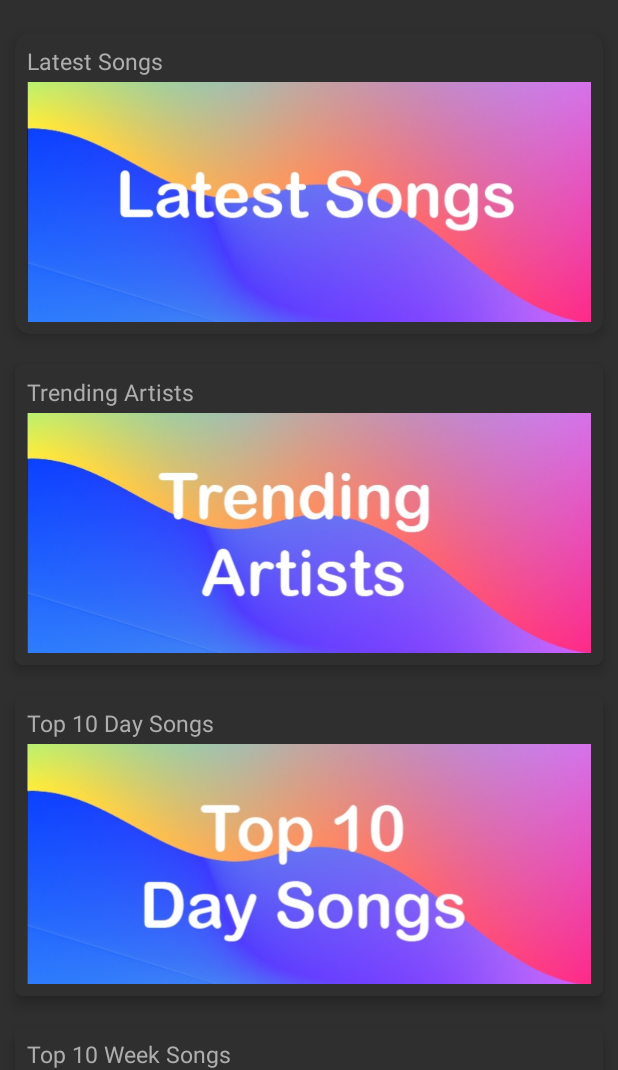
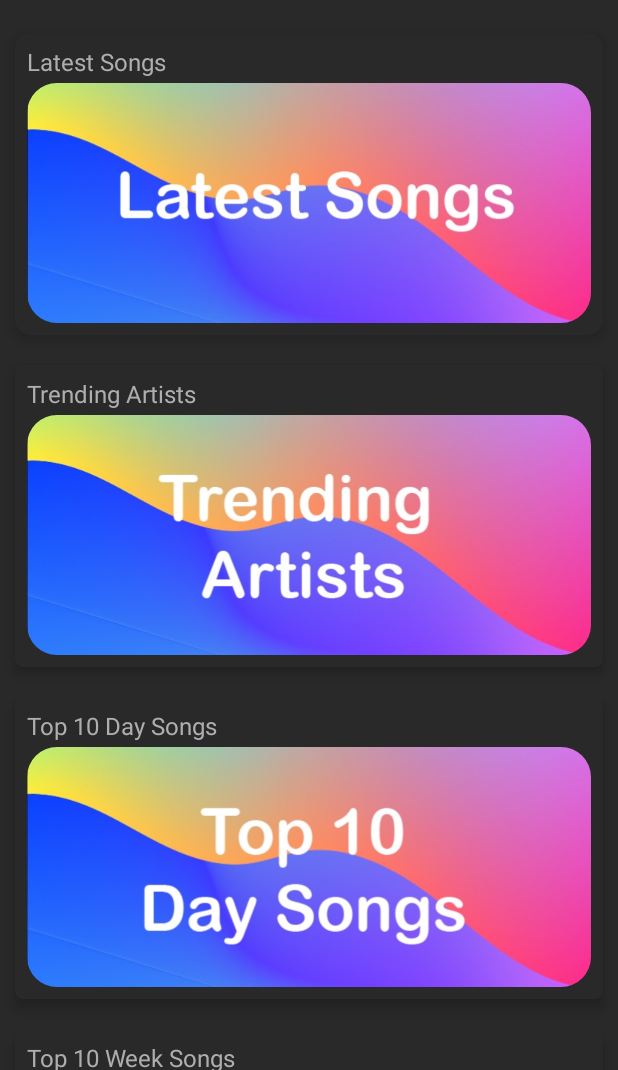
Before and after one commit to maryambh81/melobitproject, an Android app: the screen it shows after launch (MainActivity), on a phone screen of 412 x 824 dp, the part 166-1236 px from its top. Run offline under Robolectric (Android 15) with nearby library versions, the phone set to English and light mode, and no system bars.

Commit message:
reform UI,roundcorner imageview

```diff
--- a/app/src/main/res/layout/activity_main.xml
+++ b/app/src/main/res/layout/activity_main.xml
@@ -4,7 +4,7 @@
     xmlns:tools="http://schemas.android.com/tools"
     android:layout_width="match_parent"
     android:layout_height="match_parent"
-    android:background="#302F2F"
+    android:background="#292929"
     tools:context="com.example.melobitapplication.MainActivity">
 
     <androidx.core.widget.NestedScrollView
@@ -57,8 +57,8 @@
                 android:layout_height="wrap_content"
                 android:layout_gravity="center"
                 android:layout_margin="10dp"
-                android:background="#302F2F"
-                app:cardBackgroundColor="#302F2F"
+                android:background="#292929"
+                app:cardBackgroundColor="#292929"
                 app:cardCornerRadius="10dp"
                 app:cardElevation="5dp"
                 tools:visibility="visible">
@@ -69,7 +69,7 @@
                     android:layout_margin="8dp"
                     android:layoutDirection="rtl"
                     android:orientation="vertical"
-                    android:background="#302F2F">
+                    android:background="#292929">
 
                     <TextView
                         android:layout_width="wrap_content"
@@ -77,15 +77,16 @@
                         android:layout_gravity="left"
                         android:text="Latest Songs"
                         android:textColor="#AFAEAE"
-                        android:textSize="15sp" />
+                        android:textSize="16sp" />
 
-                    <ImageView
+                    <com.google.android.material.imageview.ShapeableImageView
                         android:id="@+id/imgNewSong"
                         android:layout_width="match_parent"
                         android:layout_height="160dp"
                         android:layout_marginTop="3dp"
                         android:scaleType="centerCrop"
-                        android:src="@drawable/umg_latest_songs" />
+                        android:src="@drawable/umg_latest_songs"
+                        app:shapeAppearanceOverlay="@style/roundimageview"/>
                 </LinearLayout>
             </androidx.cardview.widget.CardView>
 
@@ -94,7 +95,7 @@
                 android:layout_height="wrap_content"
                 android:layout_gravity="center"
                 android:layout_margin="10dp"
-                app:cardBackgroundColor="#302F2F"
+                app:cardBackgroundColor="#292929"
                 app:cardCornerRadius="5dp"
                 app:cardElevation="5dp">
 
@@ -111,15 +112,17 @@
                         android:layout_gravity="left"
                         android:text="Trending Artists"
                         android:textColor="#AFAEAE"
-                        android:textSize="15sp" />
+                        android:textSize="16sp" />
 
-                    <ImageView
+                    <com.google.android.material.imageview.ShapeableImageView
                         android:id="@+id/imgTrendingArtist"
                         android:layout_width="match_parent"
                         android:layout_height="160dp"
                         android:layout_marginTop="3dp"
                         android:scaleType="centerCrop"
-                        android:src="@drawable/img_trending_artists" />
+                        android:src="@drawable/img_trending_artists"
+                        app:shapeAppearanceOverlay="@style/roundimageview"/>
+
                 </LinearLayout>
             </androidx.cardview.widget.CardView>
 
@@ -128,7 +131,7 @@
                 android:layout_height="wrap_content"
                 android:layout_gravity="center"
                 android:layout_margin="10dp"
-                app:cardBackgroundColor="#302F2F"
+                app:cardBackgroundColor="#292929"
                 app:cardCornerRadius="5dp"
                 app:cardElevation="5dp">
 
@@ -145,15 +148,16 @@
                         android:layout_gravity="left"
                         android:text="Top 10 Day Songs"
                         android:textColor="#AFAEAE"
-                        android:textSize="15sp" />
+                        android:textSize="16sp" />
 
-                    <ImageView
+                    <com.google.android.material.imageview.ShapeableImageView
                         android:id="@+id/imgTop10DaySong"
                         android:layout_width="match_parent"
                         android:layout_height="160dp"
                         android:layout_marginTop="3dp"
                         android:scaleType="centerCrop"
-                        android:src="@drawable/img_topten_day_songs" />
+                        android:src="@drawable/img_topten_day_songs"
+                        app:shapeAppearanceOverlay="@style/roundimageview"/>
                 </LinearLayout>
             </androidx.cardview.widget.CardView>
 
@@ -162,7 +166,7 @@
                 android:layout_height="wrap_content"
                 android:layout_gravity="center"
                 android:layout_margin="10dp"
-                app:cardBackgroundColor="#302F2F"
+                app:cardBackgroundColor="#292929"
                 app:cardCornerRadius="5dp"
                 app:cardElevation="5dp">
 
@@ -179,15 +183,16 @@
                         android:layout_gravity="left"
                         android:text="Top 10 Week Songs"
                         android:textColor="#AFAEAE"
-                        android:textSize="15sp" />
+                        android:textSize="16sp" />
 
-                    <ImageView
+                    <com.google.android.material.imageview.ShapeableImageView
                         android:id="@+id/imgTop10WeekSong"
                         android:layout_width="match_parent"
                         android:layout_height="160dp"
                         android:layout_marginTop="3dp"
                         android:scaleType="centerCrop"
-                        android:src="@drawable/img_topten_week_songs" />
+                        android:src="@drawable/img_topten_week_songs"
+                        app:shapeAppearanceOverlay="@style/roundimageview"/>
                 </LinearLayout>
             </androidx.cardview.widget.CardView>
             <androidx.cardview.widget.CardView
@@ -195,7 +200,7 @@
                 android:layout_height="wrap_content"
                 android:layout_gravity="center"
                 android:layout_margin="10dp"
-                app:cardBackgroundColor="#302F2F"
+                app:cardBackgroundColor="#292929"
                 app:cardCornerRadius="5dp"
                 app:cardElevation="5dp">
 
@@ -212,15 +217,16 @@
                         android:layout_gravity="left"
                         android:text="Latest Sliders"
                         android:textColor="#AFAEAE"
-                        android:textSize="15sp" />
+                        android:textSize="16sp" />
 
-                    <ImageView
+                    <com.google.android.material.imageview.ShapeableImageView
                         android:id="@+id/imgLatestSliders"
                         android:layout_width="match_parent"
                         android:layout_height="160dp"
                         android:layout_marginTop="3dp"
                         android:scaleType="centerCrop"
-                        android:src="@drawable/img_latest_sliders" />
+                        android:src="@drawable/img_latest_sliders"
+                        app:shapeAppearanceOverlay="@style/roundimageview"/>
                 </LinearLayout>
             </androidx.cardview.widget.CardView>
 
--- a/app/src/main/res/layout/activity_play_music.xml
+++ b/app/src/main/res/layout/activity_play_music.xml
@@ -2,19 +2,21 @@
 <LinearLayout xmlns:android="http://schemas.android.com/apk/res/android"
     xmlns:app="http://schemas.android.com/apk/res-auto"
     xmlns:tools="http://schemas.android.com/tools"
+    tools:context=".PlaySongActivity"
     android:layout_width="match_parent"
     android:layout_height="match_parent"
     android:orientation="vertical"
-    android:background="#020202">
+    android:background="#1E1E1E">
 
-    <ImageView
+    <com.google.android.material.imageview.ShapeableImageView
         android:id="@+id/imgSong"
-        android:layout_width="230dp"
-        android:layout_height="230dp"
-        android:src="@drawable/music_logo_green"
+        android:layout_width="300dp"
+        android:layout_height="300dp"
+        android:src="@drawable/bg_cover"
         android:layout_gravity="center"
         android:layout_margin="8dp"
-        android:padding="5dp"/>
+        android:padding="5dp"
+        app:shapeAppearanceOverlay="@style/roundimageviewartist"/>
 
     <TextView
         android:id="@+id/txtNameSong"
--- a/app/src/main/res/values/themes.xml
+++ b/app/src/main/res/values/themes.xml
@@ -14,8 +14,14 @@
         <!-- Customize your theme here. -->
     </style>
 
-    <style name="NoActionBar">
-        <item name="windowActionBar">false</item>
-        <item name="windowNoTitle">true</item>
+    <style name="roundimageview" parent="">
+        <item name="cornerFamily">rounded</item>
+        <item name="cornerSize">20dp</item>
+        <item name="color">@color/white</item>
+    </style>
+    <style name="roundimageviewartist" parent="">
+        <item name="cornerFamily">rounded</item>
+        <item name="cornerSize">135dp</item>
+        <item name="color">@color/white</item>
     </style>
 </resources>
```
Also changed, not shown: 1 other file.
